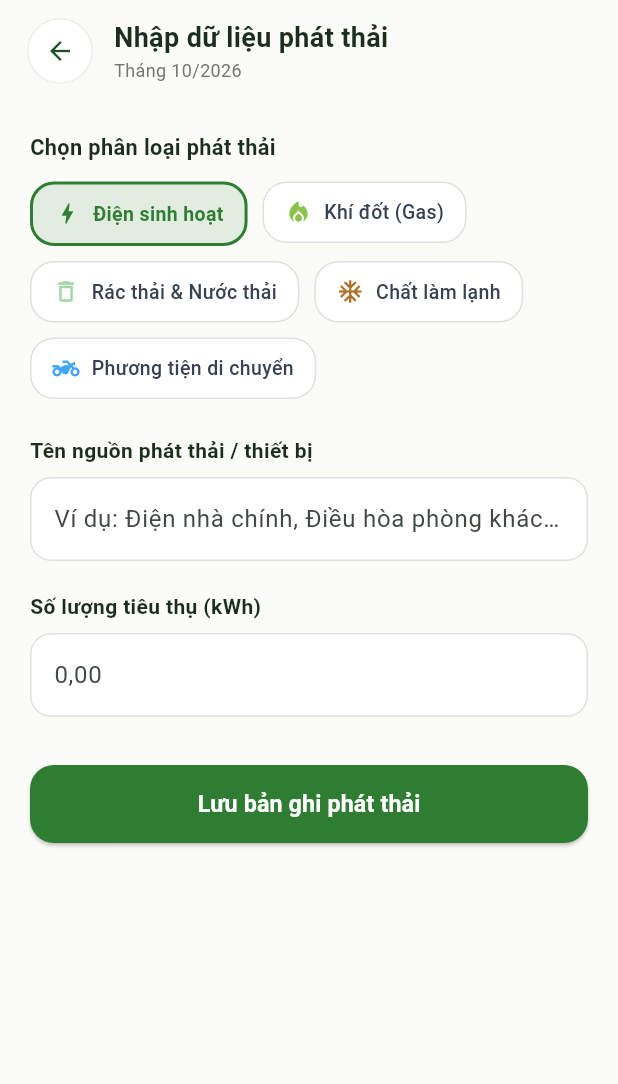
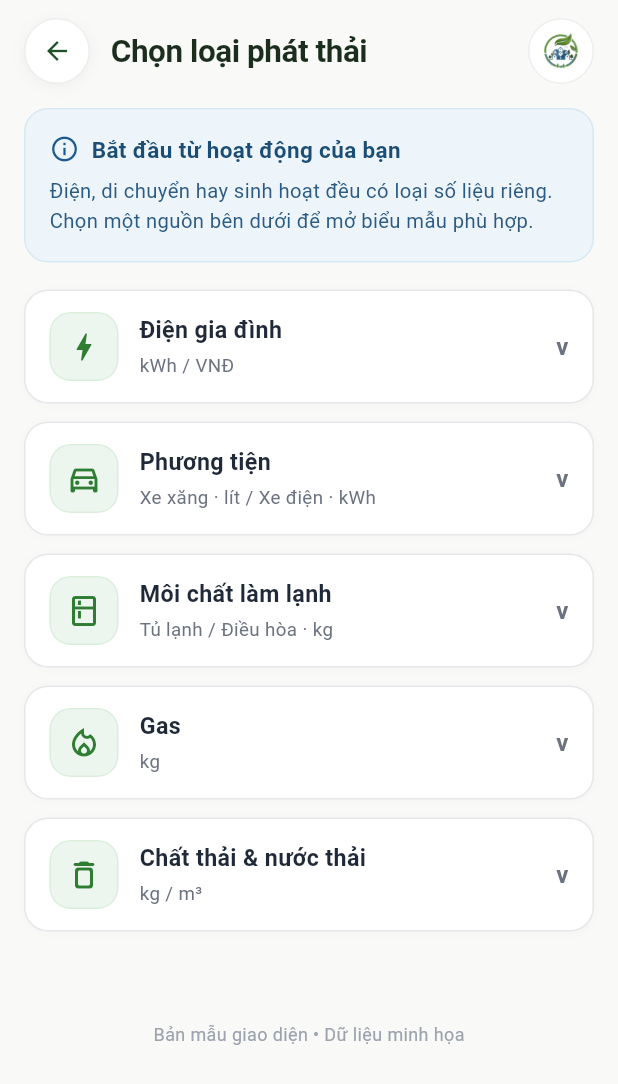
Before and after one commit to HoangAnhEm/SPEI-Community-App, a Flutter app: the EmissionDataEntryScreen screen opened by its route, on a phone screen of 412 x 824 dp. Shown: the top 1084 px of the screen. Run offline on Flutter 3.47's test engine with Material 3 defaults, Android fonts, the phone set to English and light mode, and no system bars; our stand-ins replace device_info_plus, dio, equatable, flutter_bloc, flutter_secure_storage, get_it and 6 more; missing offline and left inert: mobile_scanner; accounts and stored records are empty; network calls fail.

Commit message:
feat: implement select emission type screen matching design

```diff
--- a/lib/src/presentation/screens/emission/emission_data_entry_screen.dart
+++ b/lib/src/presentation/screens/emission/emission_data_entry_screen.dart
@@ -1,14 +1,25 @@
 import 'package:flutter/material.dart';
-import 'package:flutter_bloc/flutter_bloc.dart';
 import 'package:go_router/go_router.dart';
 
-import '../../../config/di/di.dart';
 import '../../../domain/entities/emission_details.dart';
-import '../../../domain/repositories/emission_repository.dart';
-import '../../blocs/emission/emission_cubit.dart';
-import 'family_emission_history_screen.dart';
 
-/// Màn hình Nhập dữ liệu phát thải tháng
+/// Item model cho danh sách loại phát thải
+class EmissionTypeOption {
+  final String categoryKey;
+  final String title;
+  final String subtitle;
+  final IconData icon;
+
+  const EmissionTypeOption({
+    required this.categoryKey,
+    required this.title,
+    required this.subtitle,
+    required this.icon,
+  });
+}
+
+/// Màn hình "Chọn loại phát thải" (thay thế màn cũ ở Image 2)
+/// Được điều hướng tới từ nút "+ Nhập dữ liệu tháng ..." tại màn Phát thải gia đình.
 class EmissionDataEntryScreen extends StatefulWidget {
   final int? year;
   final int? month;
@@ -25,21 +36,43 @@ class EmissionDataEntryScreen extends StatefulWidget {
   State<EmissionDataEntryScreen> createState() => _EmissionDataEntryScreenState();
 }
 
+typedef SelectEmissionTypeScreen = EmissionDataEntryScreen;
+
 class _EmissionDataEntryScreenState extends State<EmissionDataEntryScreen> {
   late int _year;
   late int _month;
-  late String _selectedCategory;
 
-  final TextEditingController _sourceLabelController = TextEditingController();
-  final TextEditingController _quantityController = TextEditingController();
-  bool _isLoading = false;
-
-  final List<String> _categories = [
-    EmissionCategory.electricity,
-    EmissionCategory.gas,
-    EmissionCategory.waste,
-    EmissionCategory.refrigerant,
-    EmissionCategory.transportation,
+  final List<EmissionTypeOption> _options = const [
+    EmissionTypeOption(
+      categoryKey: EmissionCategory.electricity,
+      title: 'Điện gia đình',
+      subtitle: 'kWh / VNĐ',
+      icon: Icons.bolt_outlined,
+    ),
+    EmissionTypeOption(
+      categoryKey: EmissionCategory.transportation,
+      title: 'Phương tiện',
+      subtitle: 'Xe xăng · lít / Xe điện · kWh',
+      icon: Icons.directions_car_outlined,
+    ),
+    EmissionTypeOption(
+      categoryKey: EmissionCategory.refrigerant,
+      title: 'Môi chất làm lạnh',
+      subtitle: 'Tủ lạnh / Điều hòa · kg',
+      icon: Icons.kitchen_outlined,
+    ),
+    EmissionTypeOption(
+      categoryKey: EmissionCategory.gas,
+      title: 'Gas',
+      subtitle: 'kg',
+      icon: Icons.local_fire_department_outlined,
+    ),
+    EmissionTypeOption(
+      categoryKey: EmissionCategory.waste,
+      title: 'Chất thải & nước thải',
+      subtitle: 'kg / m³',
+      icon: Icons.delete_outline_rounded,
+    ),
   ];
 
   @override
@@ -48,163 +81,81 @@ class _EmissionDataEntryScreenState extends State<EmissionDataEntryScreen> {
     final now = DateTime.now();
     _year = widget.year ?? now.year;
     _month = widget.month ?? now.month;
-    _selectedCategory = widget.initialCategory ?? EmissionCategory.electricity;
   }
 
-  @override
-  void dispose() {
-    _sourceLabelController.dispose();
-    _quantityController.dispose();
-    super.dispose();
-  }
-
-  String _getCategoryUnit(String category) {
-    switch (category) {
-      case EmissionCategory.electricity:
-        return 'kWh';
-      case EmissionCategory.gas:
-        return 'kg gas';
-      case EmissionCategory.waste:
-        return 'kg rác';
-      case EmissionCategory.refrigerant:
-        return 'kg môi chất lạnh';
-      case EmissionCategory.transportation:
-        return 'lít nhiên liệu';
-      default:
-        return 'đơn vị';
-    }
-  }
-
-  Future<void> _handleSubmit() async {
-    final quantity = double.tryParse(_quantityController.text.replaceAll(',', '.'));
-    if (quantity == null || quantity <= 0) {
+  void _onSelectOption(EmissionTypeOption option) {
+    // Lưu ý từ user: "màn này sẽ nav đi nhiều màn khác tuỳ lựa chọn nhưng chưa code vội"
+    // Tạm thời hiển thị SnackBar thông báo phản hồi thao tác người dùng.
+    ScaffoldMessenger.of(context).clearSnackBars();
     ScaffoldMessenger.of(context).showSnackBar(
-        const SnackBar(
-          content: Text('Vui lòng nhập số lượng hợp lệ (> 0)'),
-          backgroundColor: Colors.red,
+      SnackBar(
+        content: Text(
+          'Đã chọn ${option.title} (Tháng $_month/$_year). Biểu mẫu nhập liệu sẽ sớm được cập nhật.',
         ),
-      );
-      return;
-    }
-
-    setState(() {
-      _isLoading = true;
-    });
-
-    final sourceLabel = _sourceLabelController.text.trim();
-    late final EmissionPayload payload;
-    switch (_selectedCategory) {
-      case EmissionCategory.electricity:
-        payload = EmissionPayload.electricity(
-          details: ElectricityDetails(
-            inputType: 'kwh',
-            inputValue: quantity,
-            sourceLabel: sourceLabel.isNotEmpty ? sourceLabel : 'Điện sinh hoạt',
-          ),
-        );
-        break;
-      case EmissionCategory.gas:
-        payload = EmissionPayload.gas(
-          subCategory: 'lpg',
-          details: GasDetails(
-            gasType: 'lpg',
-            weightKg: quantity,
-            sourceLabel: sourceLabel.isNotEmpty ? sourceLabel : 'Bình gas gia đình',
-          ),
-        );
-        break;
-      case EmissionCategory.waste:
-        payload = EmissionPayload.waste(
-          subCategory: 'solid_waste',
-          details: WasteDetails(
-            unit: 'kg',
-            quantity: quantity,
-            sourceLabel: sourceLabel.isNotEmpty ? sourceLabel : 'Rác sinh hoạt',
-          ),
-        );
-        break;
-      case EmissionCategory.refrigerant:
-        payload = EmissionPayload.refrigerant(
-          subCategory: 'air_conditioner',
-          details: RefrigerantDetails(
-            refrigerantType: 'R32',
-            quantity: quantity,
-            sourceLabel: sourceLabel.isNotEmpty ? sourceLabel : 'Điều hòa không khí',
-          ),
-        );
-        break;
-      case EmissionCategory.transportation:
-        payload = EmissionPayload.transportation(
-          subCategory: 'gasoline_bike',
-          details: TransportationDetails(
-            inputType: 'liters',
-            inputValue: quantity,
-            sourceLabel: sourceLabel.isNotEmpty ? sourceLabel : 'Xe máy xăng',
-          ),
-        );
-        break;
-      default:
-        payload = EmissionPayload.electricity(
-          details: ElectricityDetails(
-            inputType: 'kwh',
-            inputValue: quantity,
-            sourceLabel: sourceLabel,
+        duration: const Duration(seconds: 2),
+        behavior: SnackBarBehavior.floating,
+        shape: RoundedRectangleBorder(borderRadius: BorderRadius.circular(10)),
       ),
     );
   }
 
-    try {
-      final request = RecordHouseholdEmissionRequest(
-        periodYear: _year,
-        periodMonth: _month,
-        payload: payload,
-      );
-
-      await getIt<EmissionRepository>().recordHouseholdEmission(request);
-
-      if (!mounted) return;
-      await context.read<EmissionCubit>().loadEmissions(year: _year, month: _month);
-
-      if (!mounted) return;
-      ScaffoldMessenger.of(context).showSnackBar(
-        const SnackBar(
-          content: Text('Đã ghi nhận phát thải thành công vào hệ thống!'),
-          backgroundColor: Color(0xFF2E7D32),
-        ),
-      );
-
-      context.pop();
-    } catch (e) {
-      if (!mounted) return;
-      ScaffoldMessenger.of(context).showSnackBar(
-        SnackBar(
-          content: Text(e.toString().replaceFirst('Exception: ', '')),
-          backgroundColor: Colors.red,
-        ),
-      );
-    } finally {
-      if (mounted) {
-        setState(() {
-          _isLoading = false;
-        });
-      }
-    }
-  }
-
   @override
   Widget build(BuildContext context) {
-    final curMM = _month.toString().padLeft(2, '0');
-
     return Scaffold(
-      backgroundColor: const Color(0xFFFBFBF8),
+      backgroundColor: const Color(0xFFF9FAF7),
       body: SafeArea(
         child: Column(
           children: [
-            // Header
-            Padding(
-              padding: const EdgeInsets.fromLTRB(18, 12, 18, 12),
+            // Header: [Nút quay lại] [Chọn loại phát thải] [Logo avatar]
+            _buildHeader(context),
+
+            // Nội dung cuộn
+            Expanded(
+              child: SingleChildScrollView(
+                physics: const AlwaysScrollableScrollPhysics(),
+                padding: const EdgeInsets.symmetric(horizontal: 16.0, vertical: 8.0),
+                child: Column(
+                  crossAxisAlignment: CrossAxisAlignment.stretch,
+                  children: [
+                    // Card thông tin: "Bắt đầu từ hoạt động của bạn"
+                    _buildInfoCalloutCard(),
+
+                    const SizedBox(height: 18),
+
+                    // Danh sách 5 loại phát thải
+                    ..._options.map((option) => _buildOptionCard(option)),
+
+                    const SizedBox(height: 48),
+
+                    // Footer ghi chú: "Bản mẫu giao diện • Dữ liệu minh họa"
+                    const Center(
+                      child: Text(
+                        'Bản mẫu giao diện • Dữ liệu minh họa',
+                        style: TextStyle(
+                          fontSize: 12,
+                          color: Color(0xFF9CA3AF),
+                          fontWeight: FontWeight.w400,
+                        ),
+                      ),
+                    ),
+                    const SizedBox(height: 20),
+                  ],
+                ),
+              ),
+            ),
+          ],
+        ),
+      ),
+    );
+  }
+
+  /// 1. Header chuẩn theo Thiết kế Ảnh 1
+  Widget _buildHeader(BuildContext context) {
+    return Padding(
+      padding: const EdgeInsets.fromLTRB(16, 12, 16, 8),
       child: Row(
         children: [
+          // Nút quay lại bo tròn trắng
           InkWell(
             onTap: () => context.pop(),
             borderRadius: BorderRadius.circular(24),
@@ -215,6 +166,13 @@ class _EmissionDataEntryScreenState extends State<EmissionDataEntryScreen> {
                 color: Colors.white,
                 shape: BoxShape.circle,
                 border: Border.all(color: Colors.grey.shade200),
+                boxShadow: [
+                  BoxShadow(
+                    color: Colors.black.withValues(alpha: 0.04),
+                    blurRadius: 8,
+                    offset: const Offset(0, 2),
+                  ),
+                ],
               ),
               child: const Icon(
                 Icons.arrow_back,
@@ -224,197 +182,172 @@ class _EmissionDataEntryScreenState extends State<EmissionDataEntryScreen> {
             ),
           ),
           const SizedBox(width: 14),
-                  Column(
-                    crossAxisAlignment: CrossAxisAlignment.start,
-                    children: [
-                      const Text(
-                        'Nhập dữ liệu phát thải',
+
+          // Tiêu đề
+          const Expanded(
+            child: Text(
+              'Chọn loại phát thải',
               style: TextStyle(
-                          fontSize: 18,
+                fontSize: 21,
                 fontWeight: FontWeight.bold,
                 color: Color(0xFF1B2E1E),
+                letterSpacing: -0.3,
               ),
             ),
-                      Text(
-                        'Tháng $curMM/$_year',
-                        style: TextStyle(
-                          fontSize: 12,
-                          color: Colors.grey.shade600,
+          ),
+
+          // Logo avatar tròn
+          Container(
+            width: 44,
+            height: 44,
+            decoration: BoxDecoration(
+              shape: BoxShape.circle,
+              border: Border.all(color: Colors.grey.shade200),
+              color: Colors.white,
+            ),
+            child: ClipOval(
+              child: Image.asset(
+                'assets/icons/circle_center_logo.png',
+                fit: BoxFit.cover,
+                errorBuilder: (context, error, stackTrace) =>
+                    Image.asset('assets/icons/logo.png', fit: BoxFit.cover),
+              ),
             ),
           ),
         ],
+      ),
+    );
+  }
+
+  /// 2. Hộp thông báo màu xanh dương nhạt (Info Callout)
+  Widget _buildInfoCalloutCard() {
+    return Container(
+      width: double.infinity,
+      padding: const EdgeInsets.all(16),
+      decoration: BoxDecoration(
+        color: const Color(0xFFEDF5FA),
+        borderRadius: BorderRadius.circular(16),
+        border: Border.all(color: const Color(0xFFD8E8F3)),
+      ),
+      child: Column(
+        crossAxisAlignment: CrossAxisAlignment.start,
+        children: [
+          Row(
+            children: const [
+              Icon(
+                Icons.info_outline,
+                size: 20,
+                color: Color(0xFF1B598E),
+              ),
+              SizedBox(width: 8),
+              Text(
+                'Bắt đầu từ hoạt động của bạn',
+                style: TextStyle(
+                  fontSize: 15,
+                  fontWeight: FontWeight.w700,
+                  color: Color(0xFF1B4E75),
+                ),
+              ),
+            ],
+          ),
+          const SizedBox(height: 8),
+          const Text(
+            'Điện, di chuyển hay sinh hoạt đều có loại số liệu riêng. Chọn một nguồn bên dưới để mở biểu mẫu phù hợp.',
+            style: TextStyle(
+              fontSize: 13.5,
+              color: Color(0xFF2B5B84),
+              height: 1.45,
+            ),
+          ),
+        ],
+      ),
+    );
+  }
+
+  /// 3. Thẻ card lựa chọn loại phát thải
+  Widget _buildOptionCard(EmissionTypeOption option) {
+    return Container(
+      margin: const EdgeInsets.only(bottom: 12),
+      decoration: BoxDecoration(
+        color: Colors.white,
+        borderRadius: BorderRadius.circular(16),
+        border: Border.all(color: const Color(0xFFE5E7EB)),
+        boxShadow: [
+          BoxShadow(
+            color: Colors.black.withValues(alpha: 0.02),
+            blurRadius: 4,
+            offset: const Offset(0, 1),
+          ),
+        ],
+      ),
+      child: Material(
+        color: Colors.transparent,
+        child: InkWell(
+          onTap: () => _onSelectOption(option),
+          borderRadius: BorderRadius.circular(16),
+          child: Padding(
+            padding: const EdgeInsets.symmetric(horizontal: 16, vertical: 14),
+            child: Row(
+              children: [
+                // Icon trong khối vuông xanh nhạt bo góc
+                Container(
+                  width: 46,
+                  height: 46,
+                  decoration: BoxDecoration(
+                    color: const Color(0xFFEDF6EE),
+                    borderRadius: BorderRadius.circular(14),
+                    border: Border.all(color: const Color(0xFFDBEEDB)),
+                  ),
+                  child: Center(
+                    child: Icon(
+                      option.icon,
+                      color: const Color(0xFF2E7D32),
+                      size: 24,
+                    ),
+                  ),
+                ),
+                const SizedBox(width: 14),
+
+                // Tiêu đề & phụ đề
+                Expanded(
+                  child: Column(
+                    crossAxisAlignment: CrossAxisAlignment.start,
+                    children: [
+                      Text(
+                        option.title,
+                        style: const TextStyle(
+                          fontSize: 15.5,
+                          fontWeight: FontWeight.w700,
+                          color: Color(0xFF1F2937),
+                        ),
+                      ),
+                      const SizedBox(height: 4),
+                      Text(
+                        option.subtitle,
+                        style: const TextStyle(
+                          fontSize: 12.5,
+                          color: Color(0xFF6B7280),
+                        ),
                       ),
                     ],
                   ),
                 ),
 
-            // Form
-            Expanded(
-              child: SingleChildScrollView(
-                padding: const EdgeInsets.all(20),
-                child: Column(
-                  crossAxisAlignment: CrossAxisAlignment.start,
-                  children: [
+                const SizedBox(width: 8),
+
+                // Ký tự / chevron điều hướng bên phải theo ảnh mẫu
                 const Text(
-                      'Chọn phân loại phát thải',
+                  'v',
                   style: TextStyle(
-                        fontSize: 14.5,
-                        fontWeight: FontWeight.bold,
-                        color: Color(0xFF1B2E1E),
-                      ),
-                    ),
-                    const SizedBox(height: 12),
-
-                    // Grid chọn category
-                    Wrap(
-                      spacing: 10,
-                      runSpacing: 10,
-                      children: _categories.map((cat) {
-                        final isSelected = _selectedCategory == cat;
-                        final color = EmissionCategoryTheme.getColor(cat);
-                        final icon = EmissionCategoryTheme.getIcon(cat);
-
-                        return InkWell(
-                          onTap: () {
-                            setState(() {
-                              _selectedCategory = cat;
-                            });
-                          },
-                          borderRadius: BorderRadius.circular(16),
-                          child: Container(
-                            padding: const EdgeInsets.symmetric(
-                                horizontal: 14, vertical: 10),
-                            decoration: BoxDecoration(
-                              color: isSelected
-                                  ? color.withValues(alpha: 0.12)
-                                  : Colors.white,
-                              borderRadius: BorderRadius.circular(16),
-                              border: Border.all(
-                                color: isSelected ? color : Colors.grey.shade300,
-                                width: isSelected ? 2 : 1,
-                              ),
-                            ),
-                            child: Row(
-                              mainAxisSize: MainAxisSize.min,
-                              children: [
-                                Icon(icon, size: 18, color: color),
-                                const SizedBox(width: 8),
-                                Text(
-                                  EmissionCategory.getLabel(cat),
-                                  style: TextStyle(
-                                    fontSize: 13,
-                                    fontWeight: isSelected
-                                        ? FontWeight.bold
-                                        : FontWeight.w500,
-                                    color: isSelected
-                                        ? color
-                                        : const Color(0xFF374151),
-                                  ),
-                                ),
-                              ],
-                            ),
-                          ),
-                        );
-                      }).toList(),
-                    ),
-                    const SizedBox(height: 24),
-
-                    // Tên thiết bị / nguồn phát thải
-                    const Text(
-                      'Tên nguồn phát thải / thiết bị',
-                      style: TextStyle(
-                        fontSize: 14,
+                    fontSize: 16,
                     fontWeight: FontWeight.w600,
-                        color: Color(0xFF1B2E1E),
-                      ),
-                    ),
-                    const SizedBox(height: 8),
-                    TextField(
-                      controller: _sourceLabelController,
-                      decoration: InputDecoration(
-                        hintText: 'Ví dụ: Điện nhà chính, Điều hòa phòng khách...',
-                        filled: true,
-                        fillColor: Colors.white,
-                        border: OutlineInputBorder(
-                          borderRadius: BorderRadius.circular(14),
-                          borderSide: BorderSide(color: Colors.grey.shade300),
-                        ),
-                        enabledBorder: OutlineInputBorder(
-                          borderRadius: BorderRadius.circular(14),
-                          borderSide: BorderSide(color: Colors.grey.shade300),
-                        ),
-                      ),
-                    ),
-                    const SizedBox(height: 20),
-
-                    // Số lượng tiêu thụ
-                    Text(
-                      'Số lượng tiêu thụ (${_getCategoryUnit(_selectedCategory)})',
-                      style: const TextStyle(
-                        fontSize: 14,
-                        fontWeight: FontWeight.w600,
-                        color: Color(0xFF1B2E1E),
-                      ),
-                    ),
-                    const SizedBox(height: 8),
-                    TextField(
-                      controller: _quantityController,
-                      keyboardType:
-                          const TextInputType.numberWithOptions(decimal: true),
-                      decoration: InputDecoration(
-                        hintText: '0,00',
-                        suffixText: _getCategoryUnit(_selectedCategory),
-                        filled: true,
-                        fillColor: Colors.white,
-                        border: OutlineInputBorder(
-                          borderRadius: BorderRadius.circular(14),
-                          borderSide: BorderSide(color: Colors.grey.shade300),
-                        ),
-                        enabledBorder: OutlineInputBorder(
-                          borderRadius: BorderRadius.circular(14),
-                          borderSide: BorderSide(color: Colors.grey.shade300),
-                        ),
-                      ),
-                    ),
-                    const SizedBox(height: 32),
-
-                    // Nút xác nhận lưu
-                    SizedBox(
-                      width: double.infinity,
-                      height: 52,
-                      child: ElevatedButton(
-                        onPressed: _isLoading ? null : _handleSubmit,
-                        style: ElevatedButton.styleFrom(
-                          backgroundColor: const Color(0xFF2E7D32),
-                          foregroundColor: Colors.white,
-                          shape: RoundedRectangleBorder(
-                            borderRadius: BorderRadius.circular(16),
-                          ),
-                        ),
-                        child: _isLoading
-                            ? const SizedBox(
-                                width: 22,
-                                height: 22,
-                                child: CircularProgressIndicator(
-                                  color: Colors.white,
-                                  strokeWidth: 2.5,
-                                ),
-                              )
-                            : const Text(
-                                'Lưu bản ghi phát thải',
-                                style: TextStyle(
-                                  fontSize: 15.5,
-                                  fontWeight: FontWeight.bold,
-                                ),
-                              ),
+                    color: Color(0xFF6B7280),
                   ),
                 ),
               ],
             ),
           ),
         ),
-          ],
-        ),
       ),
     );
   }
```
Lines whose indentation alone changed are shown as unchanged.
